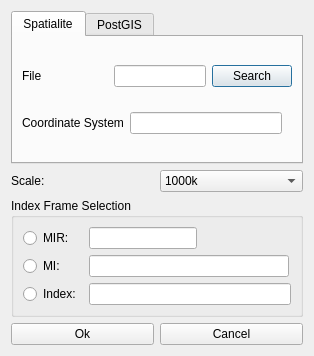
Before: the Qt Designer form LayerTools/ui_create_inom_dialog_base.ui in dsgoficial/DsgTools, drawn with Qt 5.
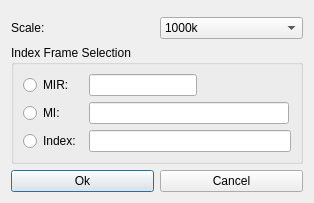
After: the same form once the commit is applied. The open tabs and pages were chosen to show the change. Custom widgets are drawn as their Qt base class.

```diff
--- a/LayerTools/ui_create_inom_dialog_base.ui
+++ b/LayerTools/ui_create_inom_dialog_base.ui
@@ -7,130 +7,15 @@
     <x>0</x>
     <y>0</y>
     <width>314</width>
-    <height>356</height>
+    <height>202</height>
    </rect>
   </property>
   <property name="windowTitle">
    <string>Create Frame</string>
   </property>
-  <layout class="QGridLayout" name="gridLayout_3">
+  <layout class="QGridLayout" name="gridLayout_2">
    <item row="0" column="0">
-    <widget class="QTabWidget" name="tabWidget">
-     <property name="currentIndex">
-      <number>1</number>
-     </property>
-     <widget class="QWidget" name="tabSpatialite">
-      <attribute name="title">
-       <string>Spatialite</string>
-      </attribute>
-      <layout class="QGridLayout" name="gridLayout_4">
-       <item row="0" column="0">
-        <layout class="QHBoxLayout" name="horizontalLayout_5">
-         <item>
-          <widget class="QLabel" name="label_16">
-           <property name="text">
-            <string>File                    </string>
-           </property>
-          </widget>
-         </item>
-         <item>
-          <widget class="QLineEdit" name="spatialiteFileEdit"/>
-         </item>
-         <item>
-          <widget class="QPushButton" name="pushButtonOpenFile">
-           <property name="text">
-            <string>Search</string>
-           </property>
-          </widget>
-         </item>
-        </layout>
-       </item>
-       <item row="1" column="0">
-        <layout class="QHBoxLayout" name="horizontalLayout_6">
-         <item>
-          <widget class="QLabel" name="label_17">
-           <property name="text">
-            <string>Coordinate System</string>
-           </property>
-          </widget>
-         </item>
-         <item>
-          <widget class="QLineEdit" name="spatialiteCrsEdit"/>
-         </item>
-         <item>
-          <spacer name="horizontalSpacer_7">
-           <property name="orientation">
-            <enum>Qt::Horizontal</enum>
-           </property>
-           <property name="sizeType">
-            <enum>QSizePolicy::Minimum</enum>
-           </property>
-           <property name="sizeHint" stdset="0">
-            <size>
-             <width>10</width>
-             <height>20</height>
-            </size>
-           </property>
-          </spacer>
-         </item>
-        </layout>
-       </item>
-      </layout>
-     </widget>
-     <widget class="QWidget" name="tabPostGIS">
-      <attribute name="title">
-       <string>PostGIS</string>
-      </attribute>
-      <layout class="QGridLayout" name="gridLayout_5">
-       <item row="0" column="0">
-        <widget class="QGroupBox" name="groupBox_3">
-         <property name="title">
-          <string>Connections</string>
-         </property>
-         <layout class="QGridLayout" name="gridLayout_2">
-          <item row="0" column="0">
-           <layout class="QVBoxLayout" name="verticalLayout_2">
-            <item>
-             <widget class="QComboBox" name="comboBoxPostgis"/>
-            </item>
-           </layout>
-          </item>
-          <item row="1" column="0">
-           <layout class="QHBoxLayout" name="horizontalLayout_12">
-            <item>
-             <widget class="QLabel" name="label_18">
-              <property name="text">
-               <string>Coordinate System</string>
-              </property>
-             </widget>
-            </item>
-            <item>
-             <widget class="QLineEdit" name="postGISCrsEdit"/>
-            </item>
-            <item>
-             <spacer name="horizontalSpacer_20">
-              <property name="orientation">
-               <enum>Qt::Horizontal</enum>
-              </property>
-              <property name="sizeType">
-               <enum>QSizePolicy::Minimum</enum>
-              </property>
-              <property name="sizeHint" stdset="0">
-               <size>
-                <width>10</width>
-                <height>20</height>
-               </size>
-              </property>
-             </spacer>
-            </item>
-           </layout>
-          </item>
-         </layout>
-        </widget>
-       </item>
-      </layout>
-     </widget>
-    </widget>
+    <widget class="ConnectionWidget" name="widget" native="true"/>
    </item>
    <item row="1" column="0">
     <layout class="QHBoxLayout" name="horizontalLayout_7">
@@ -319,6 +204,14 @@
    </item>
   </layout>
  </widget>
+ <customwidgets>
+  <customwidget>
+   <class>ConnectionWidget</class>
+   <extends>QWidget</extends>
+   <header>DsgTools.CustomWidgets.connectionWidget.h</header>
+   <container>1</container>
+  </customwidget>
+ </customwidgets>
  <resources/>
  <connections/>
 </ui>
```
